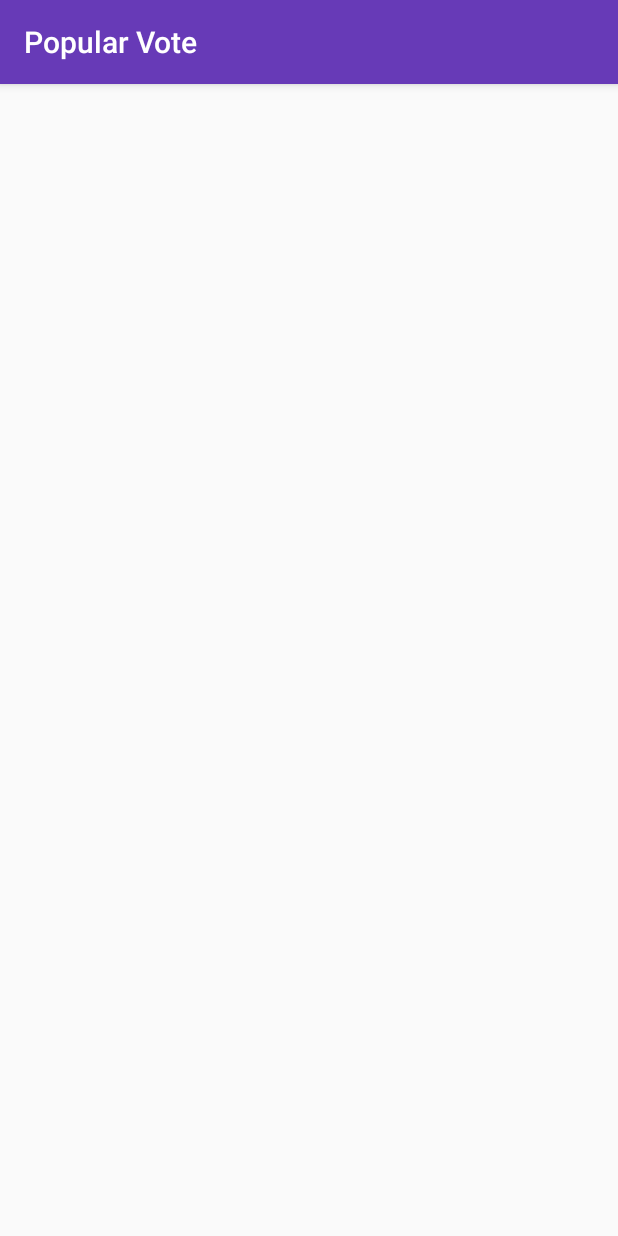
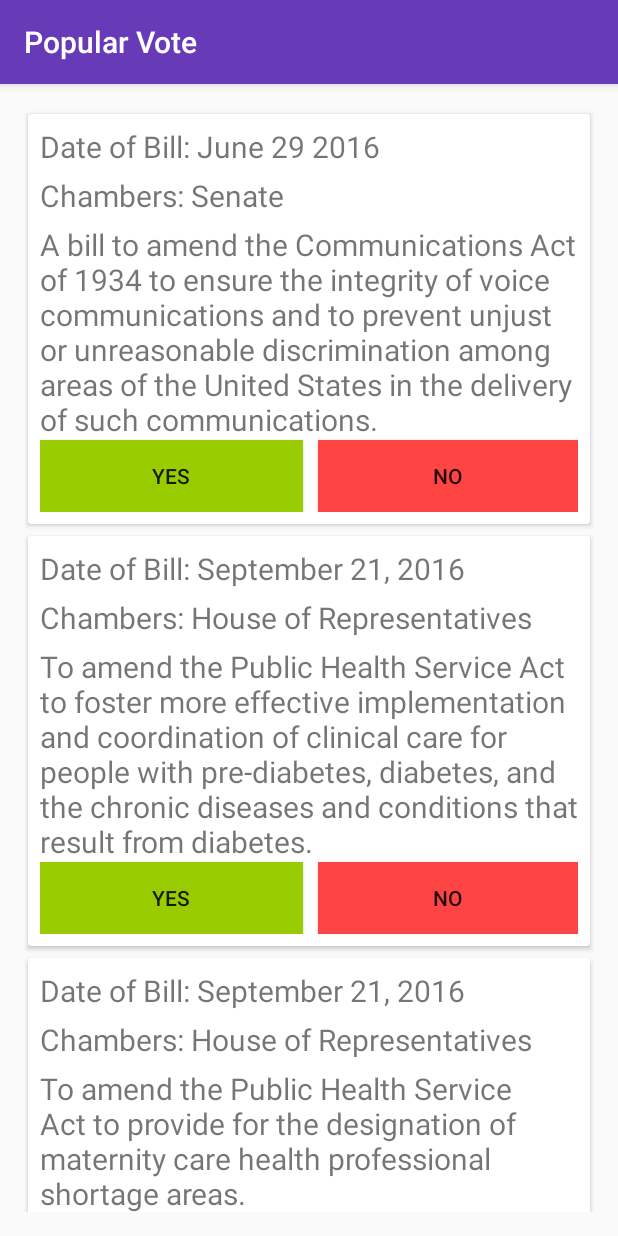
Before and after one commit to rangat/hackRUFall2016, an Android app: the VoteActivity screen opened directly, with no data from a screen before it, on a phone screen of 412 x 824 dp. Run offline under Robolectric (Android 15) with nearby library versions, the phone set to English and light mode, and no system bars; network calls fail.

Commit message:
Finished voting programming

```diff
--- a/app/src/main/java/com/culinera/culinera/BillAdapter.java
+++ b/app/src/main/java/com/culinera/culinera/BillAdapter.java
@@ -29,22 +29,29 @@ public class BillAdapter extends RecyclerView.Adapter<BillAdapter.BillViewHolder
     @Override
     public void onBindViewHolder(BillViewHolder b, int i){
         BillInfo bill = list.get(i);
+        final int f = i;
         b.dOb.setText("Date of Bill: " + bill.getDate());
         b.cham.setText("Chambers: " + bill.getChamber());
         b.sentence.setText(bill.getContext());
         b.yes.setOnClickListener(new View.OnClickListener() {
             @Override
             public void onClick(View view) {
+                remove(f);
 
             }
         });
         b.no.setOnClickListener(new View.OnClickListener() {
             @Override
             public void onClick(View view) {
-
+                remove(f);
             }
         });
 
+    }
+
+    public void remove(int position){
+        list.remove(position);
+        notifyDataSetChanged();
     }
 
     @Override
--- a/app/src/main/java/com/culinera/culinera/VoteActivity.java
+++ b/app/src/main/java/com/culinera/culinera/VoteActivity.java
@@ -3,6 +3,8 @@ package com.culinera.culinera;
 import android.os.AsyncTask;
 import android.support.v7.app.AppCompatActivity;
 import android.os.Bundle;
+import android.support.v7.widget.LinearLayoutManager;
+import android.support.v7.widget.RecyclerView;
 import android.util.Log;
 
 import org.json.JSONArray;
@@ -25,9 +27,60 @@ public class VoteActivity extends AppCompatActivity {
     @Override
     protected void onCreate(Bundle savedInstanceState) {
         super.onCreate(savedInstanceState);
+
+        BillInfo callBill = new BillInfo(
+                "June 29 2016 ",
+                "Senate",
+                "A bill to amend the Communications Act of 1934 to ensure the integrity of voice communications and to prevent unjust or unreasonable discrimination among areas of the United States in the delivery of such communications."
+        );
+        BillInfo clinicBill = new BillInfo(
+                "September 21, 2016 ",
+                "House of Representatives",
+                "To amend the Public Health Service Act to foster more effective implementation and coordination of clinical care for people with pre-diabetes, diabetes, and the chronic diseases and conditions that result from diabetes."
+        );
+        BillInfo maternityBill = new BillInfo(
+                "September 21, 2016 ",
+                "House of Representatives",
+                "To amend the Public Health Service Act to provide for the designation of maternity care health professional shortage areas."
+        );
+        BillInfo researchBill = new BillInfo(
+                "February 9, 2016 ",
+                "Senate",
+                "A bill to amend the Public Health Service Act to provide for systematic data collection and analysis and epidemiological research regarding Multiple Sclerosis (MS), Parkinson's disease, and other neurological diseases."
+        );
+        BillInfo mentalBill = new BillInfo(
+                "March 16, 2016 ",
+                "Senate",
+                "A bill to amend the Public Health Service Act to provide comprehensive mental health reform, and for other purposes."
+        );
+        BillInfo openBill = new BillInfo(
+                "May 25, 2016 ",
+                "Senate",
+                "A bill to expand the Government's use and administration of data to facilitate transparency, effective governance, and innovation, and for other purposes."
+        );
+        BillInfo driverBill = new BillInfo(
+                "March 25, 2015 ",
+                "Senate",
+                "A bill to limit the retrieval of data from vehicle event data recorders, and for other purposes."
+        );
+
         setContentView(R.layout.activity_vote);
+
+        ArrayList<BillInfo>  list = new ArrayList<BillInfo>();
+        list.add(callBill); list.add(clinicBill); list.add(maternityBill); list.add(researchBill); list.add(mentalBill); list.add(openBill); list.add(driverBill);
+
+        BillAdapter m = new BillAdapter(list);
+        RecyclerView recList = (RecyclerView)findViewById(R.id.vote_list);
+        recList.setHasFixedSize(true);
+        LinearLayoutManager llm = new LinearLayoutManager(this);
+        llm.setOrientation(LinearLayoutManager.VERTICAL);
+        recList.setLayoutManager(llm);
+        recList.setAdapter(m);
+
+
+
         LoadJSonTask task = new LoadJSonTask();
-        task.execute();
+        task.execute("Execute");
 
     }
 
--- a/app/src/main/res/layout/activity_main.xml
+++ b/app/src/main/res/layout/activity_main.xml
@@ -31,23 +31,23 @@
                     android:layout_width="match_parent"
                     android:layout_height="100dp" />
 
+
+            </RelativeLayout>
+
+        </android.support.v7.widget.CardView>
+
         <TextView
             android:padding="2dp"
             android:textColor="@android:color/white"
             android:layout_marginTop="5dp"
             android:textAlignment="center"
             android:id="@+id/signedPicText"
-                    android:layout_below="@+id/signedPic"
             android:text= "Vote on the Upcoming Bills"
             android:textSize="18sp"
             android:background="@color/colorPrimary"
             android:layout_width="match_parent"
-                    android:layout_height="wrap_content" />
-
-
-            </RelativeLayout>
-
-        </android.support.v7.widget.CardView>
+            android:layout_height="wrap_content"
+            android:layout_alignParentBottom="true" />
 
         <android.support.v7.widget.CardView
             android:background="@android:drawable/list_selector_background"
@@ -84,7 +84,6 @@
         </android.support.v7.widget.CardView>
 
 
-
     </LinearLayout>
 
 
--- a/app/src/main/res/layout/bill_card.xml
+++ b/app/src/main/res/layout/bill_card.xml
@@ -1,7 +1,10 @@
 <?xml version="1.0" encoding="utf-8"?>
 <android.support.v7.widget.CardView xmlns:android="http://schemas.android.com/apk/res/android"
-    android:orientation="vertical" android:layout_width="match_parent"
+    xmlns:card-view="http://schemas.android.com/apk/res-auto"
+    android:orientation="vertical"
+    android:layout_width="match_parent"
     android:padding="8dp"
+    card-view:cardUseCompatPadding="true"
     android:layout_height="wrap_content">
     <RelativeLayout
         android:id="@+id/top_panel"
@@ -38,6 +41,7 @@
         <Button
             android:id="@+id/yes_vote"
             android:text="YES"
+            android:layout_below="@+id/CoB"
             android:background="@android:color/holo_green_light"
             android:layout_width="175dp"
             android:layout_height="wrap_content"
@@ -47,6 +51,7 @@
         <Button
             android:id="@+id/no_vote"
             android:text="NO"
+            android:layout_below="@+id/CoB"
             android:layout_marginLeft="10dp"
             android:background="@android:color/holo_red_light"
             android:layout_alignParentBottom="true"
```
Lines whose indentation alone changed are shown as unchanged.
